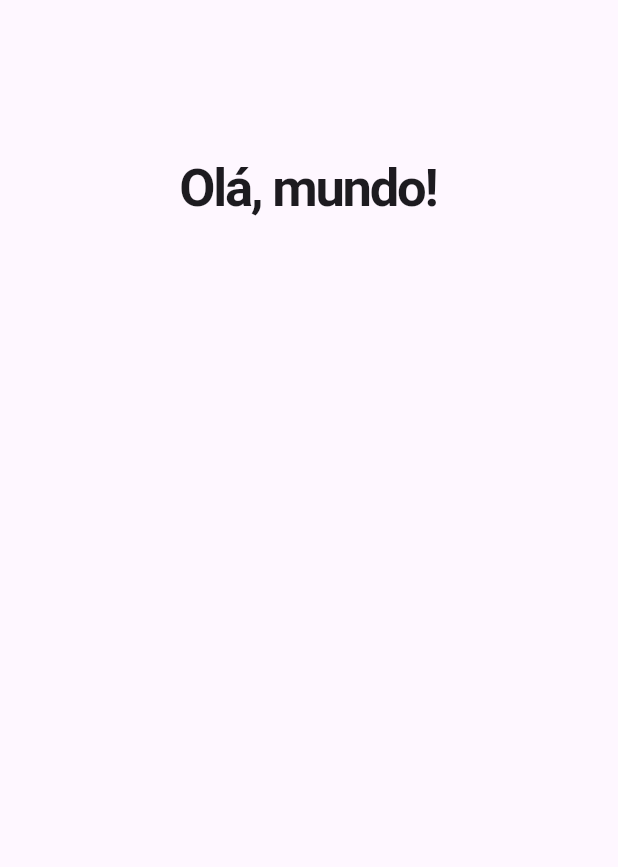
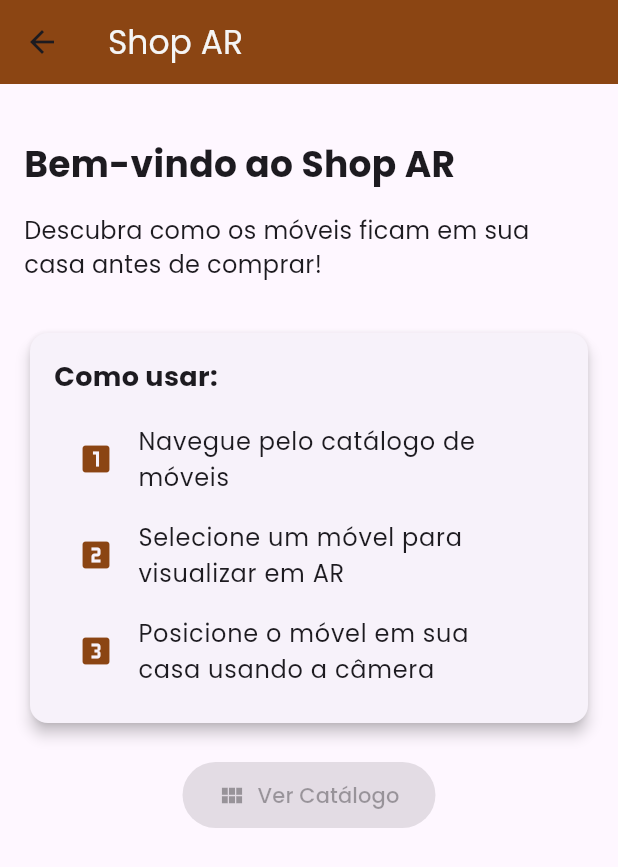
Before and after one commit to otavioms/shop_ar, a Flutter app: the HomePage screen opened directly, on a phone screen of 412 x 824 dp. Shown: the top 867 px of the screen. Run offline on Flutter 3.47's test engine with Material 3 defaults, Android fonts, the phone set to English and light mode, and no system bars; our stand-ins replace google_fonts; missing offline and left inert: arcore_flutter_plugin.

Commit message:
feature: improving home page

```diff
--- a/lib/Pages/home_page.dart
+++ b/lib/Pages/home_page.dart
@@ -1,7 +1,11 @@
 import 'package:flutter/material.dart';
+import 'package:google_fonts/google_fonts.dart';
+import '../app_colors.dart';
 
 class HomePage extends StatefulWidget {
-  const HomePage({super.key});
+  final VoidCallback? onNavigateToCatalog;
+
+  const HomePage({super.key, this.onNavigateToCatalog});
 
   @override
   State<HomePage> createState() => _HomePageState();
@@ -11,18 +15,94 @@ class _HomePageState extends State<HomePage> {
   @override
   Widget build(BuildContext context) {
     return Scaffold(
+      appBar: AppBar(
+        title: Text(
+          'Shop AR',
+          style: GoogleFonts.poppins(
+            color: AppColors.background,
+          ),
+        ),
+        backgroundColor: AppColors.primary,
+      ),
       body: SingleChildScrollView(
         child: Padding(
-          padding: EdgeInsets.only(top: 100.0),
-          child: Center(
-            child: Text(
-              'Olá, mundo!',
-              style: TextStyle(
-                fontSize: 35.0,
-                fontWeight: FontWeight.bold,
-                letterSpacing: -1.5,
+          padding: const EdgeInsets.all(16.0),
+          child: Column(
+            crossAxisAlignment: CrossAxisAlignment.start,
+            children: [
+              const SizedBox(height: 20),
+              Text(
+                'Bem-vindo ao Shop AR',
+                style: GoogleFonts.poppins(
+                  fontSize: 24.0,
+                  fontWeight: FontWeight.bold,
+                ),
               ),
-            ),
+              const SizedBox(height: 16),
+              Text(
+                'Descubra como os móveis ficam em sua casa antes de comprar!',
+                style: GoogleFonts.poppins(
+                  fontSize: 16.0,
+                ),
+              ),
+              const SizedBox(height: 30),
+              Card(
+                elevation: 4,
+                child: Padding(
+                  padding: const EdgeInsets.all(16.0),
+                  child: Column(
+                    crossAxisAlignment: CrossAxisAlignment.start,
+                    children: [
+                      Text(
+                        'Como usar:',
+                        style: GoogleFonts.poppins(
+                          fontSize: 18.0,
+                          fontWeight: FontWeight.bold,
+                        ),
+                      ),
+                      const SizedBox(height: 10),
+                      ListTile(
+                        leading: Icon(Icons.looks_one, color: AppColors.primary),
+                        title: Text(
+                          'Navegue pelo catálogo de móveis',
+                          style: GoogleFonts.poppins(),
+                        ),
+                      ),
+                      ListTile(
+                        leading: Icon(Icons.looks_two, color: AppColors.primary),
+                        title: Text(
+                          'Selecione um móvel para visualizar em AR',
+                          style: GoogleFonts.poppins(),
+                        ),
+                      ),
+                      ListTile(
+                        leading: Icon(Icons.looks_3, color: AppColors.primary),
+                        title: Text(
+                          'Posicione o móvel em sua casa usando a câmera',
+                          style: GoogleFonts.poppins(),
+                        ),
+                      ),
+                    ],
+                  ),
+                ),
+              ),
+              const SizedBox(height: 20),
+              Center(
+                child: ElevatedButton.icon(
+                  icon: Icon(Icons.view_module),
+                  label: Text(
+                    'Ver Catálogo',
+                    style: GoogleFonts.poppins(),
+                  ),
+                  style: ElevatedButton.styleFrom(
+                    backgroundColor: AppColors.primary,
+                    foregroundColor: AppColors.background,
+                    padding: const EdgeInsets.symmetric(horizontal: 24, vertical: 12),
+                  ),
+                  onPressed: widget.onNavigateToCatalog,
+                ),
+              ),
+            ],
           ),
         ),
       ),
```
